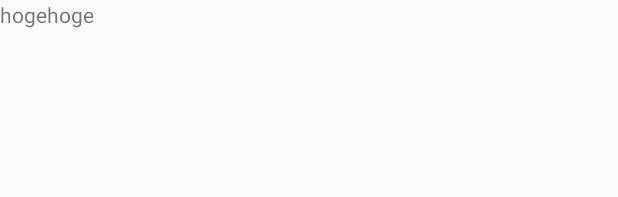
After one commit to NaokiNishizawa/ssa, an Android app: the layout activity_shop.xml on its own in the app's theme, with its tools: preview values and no code run, on a phone screen of 412 x 824 dp. The commit adds this screen. Shown: the top 197 px of the screen. Run offline under Robolectric (Android 15) with nearby library versions, the phone set to English and light mode, and no system bars.

Commit message:
[追加] コミット漏れ

```diff
--- a/ssa_code/app/src/main/java/com/study/ssa/UI/ViewHolder/ScheduleListViewHolder.java
+++ b/ssa_code/app/src/main/java/com/study/ssa/UI/ViewHolder/ScheduleListViewHolder.java
@@ -12,7 +12,7 @@ import com.study.ssa.SsaSchedule.SsaSchedule;
 import androidx.recyclerview.widget.RecyclerView;
 
 /**
- * Shedule ListのViewHolderクラス
+ * Schedule ListのViewHolderクラス
  */
 public class ScheduleListViewHolder extends RecyclerView.ViewHolder{
 
--- /dev/null
+++ b/ssa_code/app/src/main/res/layout/activity_shop.xml
@@ -0,0 +1,10 @@
+<?xml version="1.0" encoding="utf-8"?>
+<LinearLayout xmlns:android="http://schemas.android.com/apk/res/android"
+    android:orientation="vertical" android:layout_width="match_parent"
+    android:layout_height="match_parent">
+
+    <TextView
+        android:layout_width="wrap_content"
+        android:layout_height="wrap_content"
+        android:text="hogehoge"/>
+</LinearLayout>
```
